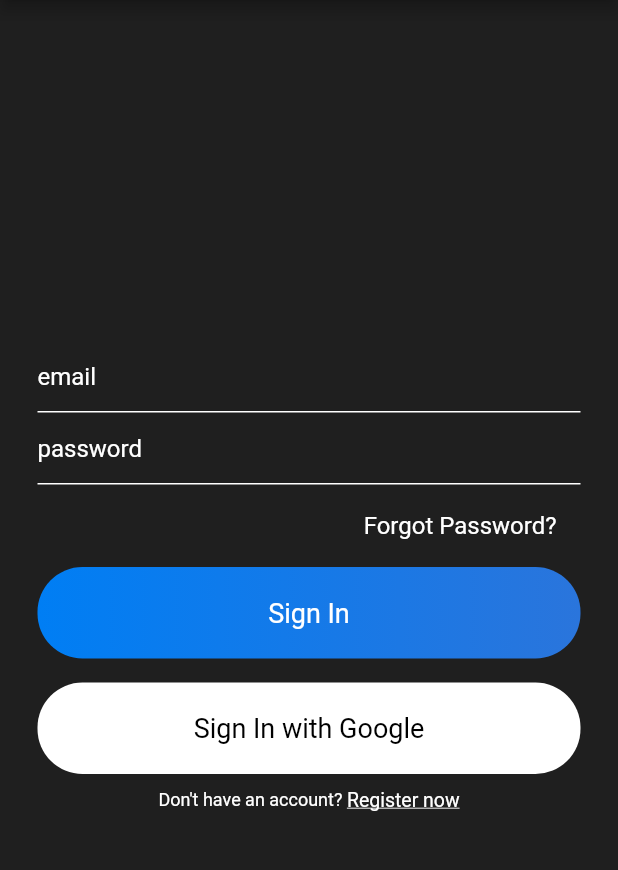
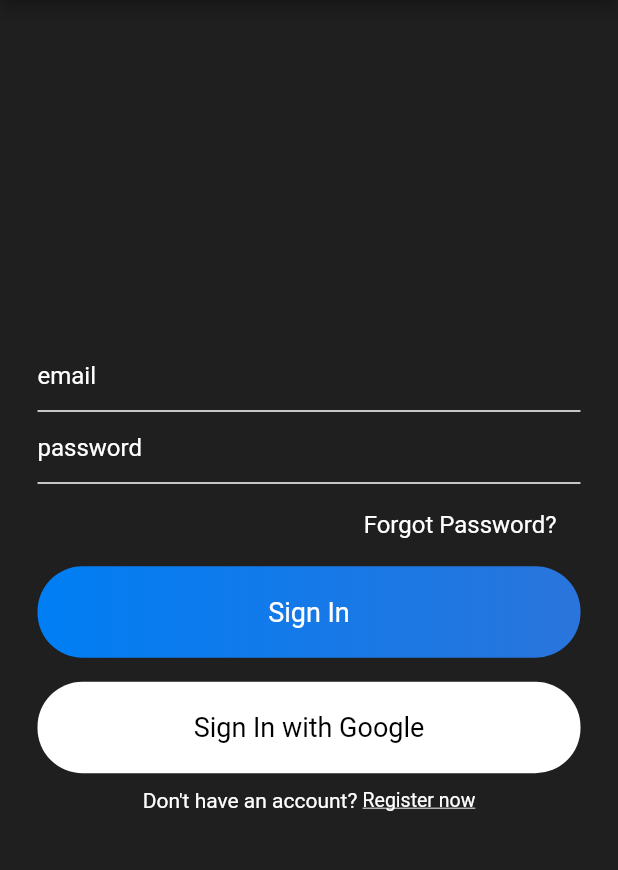
Before and after one commit to Brian-Mulei/flutter_chatapp, a Flutter app: the screen it shows after launch, on a phone screen of 412 x 824 dp, the part 84-954 px from its top. Run offline on Flutter 3.47's test engine with Material 2 defaults, Android fonts, the phone set to English and light mode, and no system bars.

```diff
--- a/lib/widgets/widget.dart
+++ b/lib/widgets/widget.dart
@@ -32,6 +32,6 @@ import 'package:flutter/material.dart';
 TextStyle smalltext() {
   return TextStyle(
       color: Colors.white,
-      fontSize: 12
+      fontSize: 14
   );
 }
```
